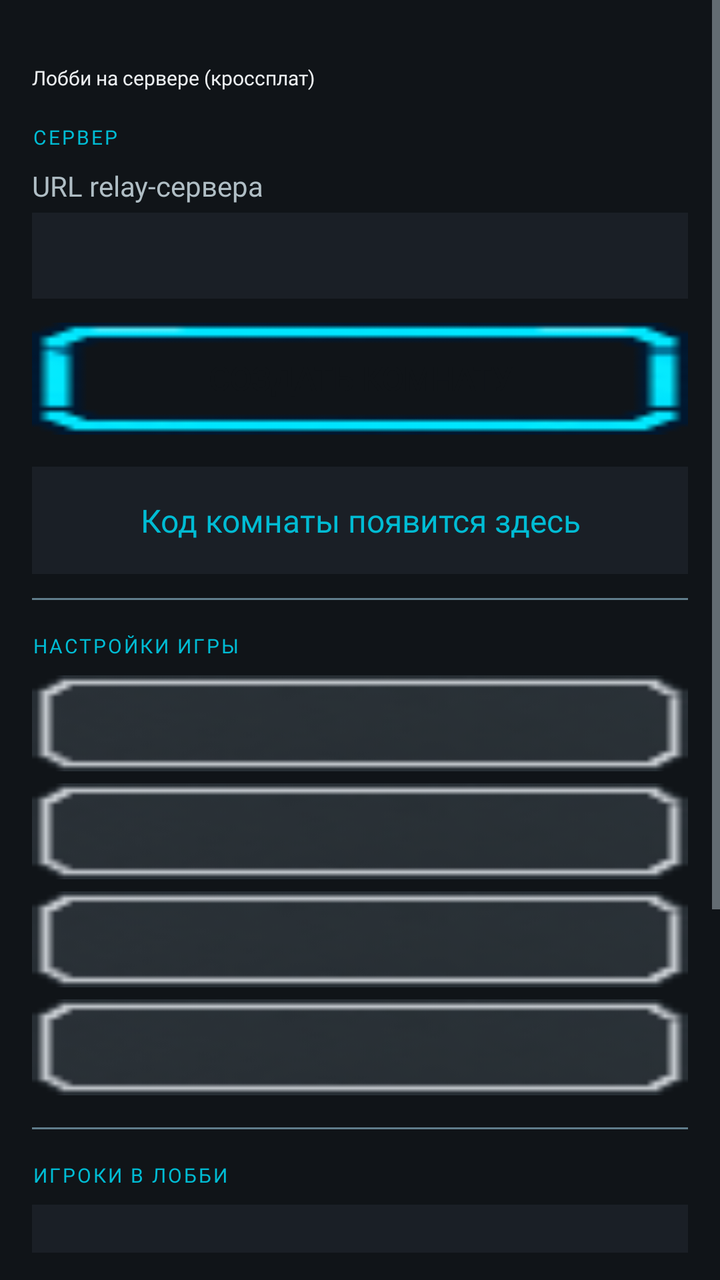
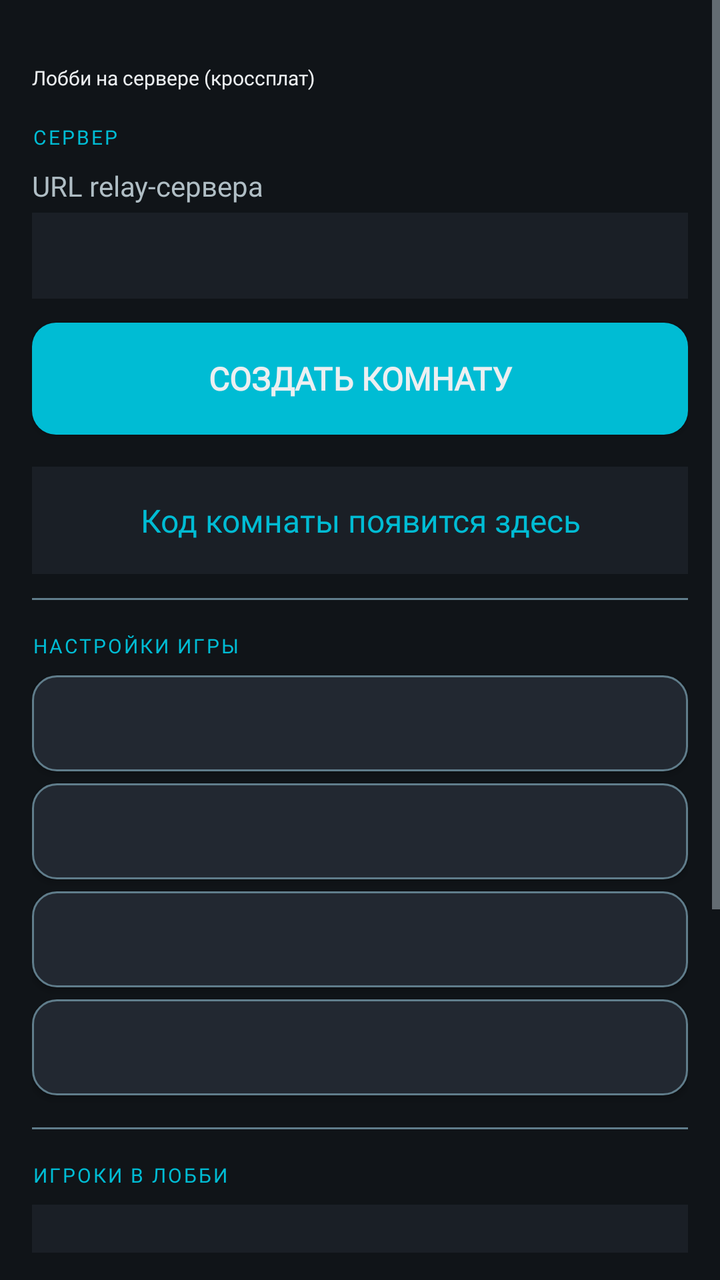

The first picture is an Android layout as it rendered before a commit; the second is the same layout after the commit. The layout source and the unified diff follow.
<!-- AndroidManifest.xml: application theme Theme.MinesweeperEvolution -->
<!-- res/layout/activity_relay_host.xml -->
<?xml version="1.0" encoding="utf-8"?>
<ScrollView xmlns:android="http://schemas.android.com/apk/res/android"
    android:layout_width="match_parent"
    android:layout_height="match_parent"
    android:background="@color/bg_dark"
    android:fillViewport="true">

    <LinearLayout
        android:layout_width="match_parent"
        android:layout_height="wrap_content"
        android:orientation="vertical"
        android:padding="16dp">

        <TextView
            android:layout_width="wrap_content"
            android:layout_height="wrap_content"
            android:text="@string/mp_relay_host_title"
            android:fontFamily="@font/press_start_2p"
            android:textColor="@color/text_primary"
            android:textSize="10sp"
            android:layout_marginTop="16dp"
            android:layout_marginBottom="16dp" />

        
        <TextView
            android:layout_width="wrap_content"
            android:layout_height="wrap_content"
            android:text="@string/section_server"
            android:fontFamily="@font/press_start_2p"
            android:textColor="@color/accent"
            android:textSize="10sp"
            android:letterSpacing="0.1"
            android:layout_marginBottom="8dp" />

        <TextView
            android:layout_width="wrap_content"
            android:layout_height="wrap_content"
            android:text="@string/relay_url_hint"
            android:fontFamily="@font/vt323"
            android:textColor="@color/text_secondary"
            android:textSize="14sp"
            android:layout_marginBottom="4dp" />

        <EditText
            android:id="@+id/etRelayHostUrl"
            android:layout_width="match_parent"
            android:layout_height="wrap_content"
            android:background="@color/bg_panel"
            android:padding="12dp"
            android:textColor="@color/text_primary"
            android:textColorHint="@color/text_dim"
            android:textSize="14sp"
            android:inputType="textUri"
            android:fontFamily="monospace"
            android:layout_marginBottom="12dp" />

        <Button
            android:id="@+id/btnRelayHostCreate"
            android:layout_width="match_parent"
            android:layout_height="56dp"
            android:background="@drawable/ui_button_active"
            android:fontFamily="@font/pixelify_sans"
            android:text="@string/create_room"
            android:textColor="@color/bg_dark"
            android:textSize="16sp"
            android:textStyle="bold"
            android:layout_marginBottom="16dp" />

        <TextView
            android:id="@+id/tvHostRoomId"
            android:layout_width="match_parent"
            android:layout_height="wrap_content"
            android:background="@color/bg_panel"
            android:padding="16dp"
            android:textColor="@color/accent"
            android:fontFamily="@font/vt323"
            android:textSize="16sp"
            android:gravity="center"
            android:textIsSelectable="true"
            android:layout_marginBottom="12dp"
            android:text="@string/room_code_placeholder" />

        
        <View
            android:layout_width="match_parent"
            android:layout_height="1dp"
            android:background="@color/text_dim"
            android:layout_marginBottom="16dp" />

        
        <TextView
            android:layout_width="wrap_content"
            android:layout_height="wrap_content"
            android:text="@string/section_game_settings"
            android:fontFamily="@font/press_start_2p"
            android:textColor="@color/accent"
            android:textSize="10sp"
            android:letterSpacing="0.1"
            android:layout_marginBottom="8dp" />

        <Button
            android:id="@+id/btnHostNick"
            android:layout_width="match_parent"
            android:layout_height="48dp"
            android:background="@drawable/ui_button_normal"
            android:fontFamily="@font/pixelify_sans"
            android:textColor="@color/text_primary"
            android:textSize="13sp"
            android:layout_marginBottom="6dp"
            android:gravity="start|center_vertical"
            android:paddingStart="16dp" />

        <Button
            android:id="@+id/btnPickMode"
            android:layout_width="match_parent"
            android:layout_height="48dp"
            android:background="@drawable/ui_button_normal"
            android:fontFamily="@font/pixelify_sans"
            android:textColor="@color/text_primary"
            android:textSize="13sp"
            android:layout_marginBottom="6dp"
            android:gravity="start|center_vertical"
            android:paddingStart="16dp" />

        <Button
            android:id="@+id/btnPickDiff"
            android:layout_width="match_parent"
            android:layout_height="48dp"
            android:background="@drawable/ui_button_normal"
            android:fontFamily="@font/pixelify_sans"
            android:textColor="@color/text_primary"
            android:textSize="13sp"
            android:layout_marginBottom="6dp"
            android:gravity="start|center_vertical"
            android:paddingStart="16dp" />

        <Button
            android:id="@+id/btnPickShift"
            android:layout_width="match_parent"
            android:layout_height="48dp"
            android:background="@drawable/ui_button_normal"
            android:fontFamily="@font/pixelify_sans"
            android:textColor="@color/text_primary"
            android:textSize="13sp"
            android:layout_marginBottom="16dp"
            android:gravity="start|center_vertical"
            android:paddingStart="16dp" />

        
        <View
            android:layout_width="match_parent"
            android:layout_height="1dp"
            android:background="@color/text_dim"
            android:layout_marginBottom="16dp" />

        
        <TextView
            android:layout_width="wrap_content"
            android:layout_height="wrap_content"
            android:text="@string/section_players"
            android:fontFamily="@font/press_start_2p"
            android:textColor="@color/accent"
            android:textSize="10sp"
            android:letterSpacing="0.1"
            android:layout_marginBottom="8dp" />

        <LinearLayout
            android:id="@+id/playersContainer"
            android:layout_width="match_parent"
            android:layout_height="wrap_content"
            android:background="@color/bg_panel"
            android:orientation="vertical"
            android:padding="12dp"
            android:layout_marginBottom="16dp" />

        
        <View
            android:layout_width="match_parent"
            android:layout_height="1dp"
            android:background="@color/text_dim"
            android:layout_marginBottom="16dp" />

        
        <TextView
            android:layout_width="wrap_content"
            android:layout_height="wrap_content"
            android:text="@string/section_log"
            android:fontFamily="@font/press_start_2p"
            android:textColor="@color/accent"
            android:textSize="10sp"
            android:letterSpacing="0.1"
            android:layout_marginBottom="8dp" />

        <TextView
            android:id="@+id/tvLobbyLog"
            android:layout_width="match_parent"
            android:layout_height="wrap_content"
            android:background="@color/bg_panel"
            android:padding="12dp"
            android:textColor="@color/text_secondary"
            android:textSize="14sp"
            android:fontFamily="@font/vt323"
            android:minLines="3"
            android:layout_marginBottom="16dp" />

        <View
            android:layout_width="match_parent"
            android:layout_height="0dp"
            android:layout_weight="1" />

        <Button
            android:id="@+id/btnStartMp"
            android:layout_width="match_parent"
            android:layout_height="56dp"
            android:background="@drawable/ui_button_active"
            android:fontFamily="@font/pixelify_sans"
            android:text="@string/mp_start_game"
            android:textColor="@color/bg_dark"
            android:textSize="16sp"
            android:textStyle="bold"
            android:layout_marginBottom="8dp" />

        <Button
            android:id="@+id/btnCloseLobby"
            android:layout_width="match_parent"
            android:layout_height="48dp"
            android:background="@drawable/ui_button_normal"
            android:fontFamily="@font/pixelify_sans"
            android:text="@string/close_lobby"
            android:textColor="@color/text_primary"
            android:textSize="14sp" />

    </LinearLayout>
</ScrollView>
<!-- resources referenced by this layout -->
<resources>
  <color name="accent">#FF00BCD4</color>
  <color name="bg_dark">#FF101418</color>
  <color name="bg_panel">#FF1A1F26</color>
  <color name="text_dim">#FF607D8B</color>
  <color name="text_primary">#FFECEFF1</color>
  <color name="text_secondary">#FFB0BEC5</color>
  <!-- drawable ui_button_active: png bitmap (drawable, 845 bytes) -->
  <!-- drawable ui_button_normal: png bitmap (drawable, 1182 bytes) -->
  <string name="close_lobby">Закрыть лобби</string>
  <string name="create_room">Создать комнату</string>
  <string name="mp_relay_host_title">Лобби на сервере (кроссплат)</string>
  <string name="mp_start_game">Начать игру</string>
  <string name="relay_url_hint">URL relay-сервера</string>
  <string name="room_code_placeholder">Код комнаты появится здесь</string>
  <string name="section_game_settings">НАСТРОЙКИ ИГРЫ</string>
  <string name="section_log">ЛОГ</string>
  <string name="section_players">ИГРОКИ В ЛОББИ</string>
  <string name="section_server">СЕРВЕР</string>
  <style name="Theme.MinesweeperEvolution" parent="Theme.AppCompat.NoActionBar">
          <item name="colorPrimary">@color/accent</item>
          <item name="colorPrimaryDark">@color/accent_2</item>
          <item name="colorAccent">@color/accent</item>
          <item name="android:windowBackground">@color/bg_dark</item>
          <item name="android:textColorPrimary">@color/text_primary</item>
          <item name="android:textColorSecondary">@color/text_secondary</item>
          <item name="android:statusBarColor" tools:targetApi="l">@color/bg_dark</item>
          
          <item name="android:alertDialogTheme">@style/Theme.MinesweeperDialog</item>
          <item name="alertDialogTheme">@style/Theme.MinesweeperDialog</item>
      </style>
  <color name="accent_2">#FF26C6DA</color>
  <style name="Theme.MinesweeperDialog" parent="Theme.AppCompat.Dialog.Alert">
          <item name="android:windowBackground">@color/bg_panel</item>
          <item name="android:textColorPrimary">@color/text_primary</item>
          <item name="android:textColorSecondary">@color/text_secondary</item>
          <item name="colorAccent">@color/accent</item>
          <item name="android:buttonBarButtonStyle">@style/Widget.DialogButton</item>
      </style>
  <style name="Widget.DialogButton" parent="Widget.AppCompat.Button.ButtonBar.AlertDialog">
          <item name="android:textColor">@color/accent</item>
      </style>
</resources>

<!-- the commit's change to res/layout/activity_relay_host.xml (unified diff, before → after) -->
@@ -58,10 +58,10 @@
             android:id="@+id/btnRelayHostCreate"
             android:layout_width="match_parent"
             android:layout_height="56dp"
-            android:background="@drawable/ui_button_active"
+            android:background="@drawable/bg_button_primary"
             android:fontFamily="@font/pixelify_sans"
             android:text="@string/create_room"
-            android:textColor="@color/bg_dark"
+            android:textColor="@color/text_primary"
             android:textSize="16sp"
             android:textStyle="bold"
             android:layout_marginBottom="16dp" />
@@ -102,7 +102,7 @@
             android:id="@+id/btnHostNick"
             android:layout_width="match_parent"
             android:layout_height="48dp"
-            android:background="@drawable/ui_button_normal"
+            android:background="@drawable/bg_button_secondary"
             android:fontFamily="@font/pixelify_sans"
             android:textColor="@color/text_primary"
             android:textSize="13sp"
@@ -114,7 +114,7 @@
             android:id="@+id/btnPickMode"
             android:layout_width="match_parent"
             android:layout_height="48dp"
-            android:background="@drawable/ui_button_normal"
+            android:background="@drawable/bg_button_secondary"
             android:fontFamily="@font/pixelify_sans"
             android:textColor="@color/text_primary"
             android:textSize="13sp"
@@ -126,7 +126,7 @@
             android:id="@+id/btnPickDiff"
             android:layout_width="match_parent"
             android:layout_height="48dp"
-            android:background="@drawable/ui_button_normal"
+            android:background="@drawable/bg_button_secondary"
             android:fontFamily="@font/pixelify_sans"
             android:textColor="@color/text_primary"
             android:textSize="13sp"
@@ -138,7 +138,7 @@
             android:id="@+id/btnPickShift"
             android:layout_width="match_parent"
             android:layout_height="48dp"
-            android:background="@drawable/ui_button_normal"
+            android:background="@drawable/bg_button_secondary"
             android:fontFamily="@font/pixelify_sans"
             android:textColor="@color/text_primary"
             android:textSize="13sp"
@@ -212,10 +212,10 @@
             android:id="@+id/btnStartMp"
             android:layout_width="match_parent"
             android:layout_height="56dp"
-            android:background="@drawable/ui_button_active"
+            android:background="@drawable/bg_button_primary"
             android:fontFamily="@font/pixelify_sans"
             android:text="@string/mp_start_game"
-            android:textColor="@color/bg_dark"
+            android:textColor="@color/text_primary"
             android:textSize="16sp"
             android:textStyle="bold"
             android:layout_marginBottom="8dp" />
@@ -224,7 +224,7 @@
             android:id="@+id/btnCloseLobby"
             android:layout_width="match_parent"
             android:layout_height="48dp"
-            android:background="@drawable/ui_button_normal"
+            android:background="@drawable/bg_button_secondary"
             android:fontFamily="@font/pixelify_sans"
             android:text="@string/close_lobby"
             android:textColor="@color/text_primary"
<!-- resource entries referenced after the edit -->
@@ -6,8 +6,52 @@
   <color name="text_dim">#FF607D8B</color>
   <color name="text_primary">#FFECEFF1</color>
   <color name="text_secondary">#FFB0BEC5</color>
-  <!-- drawable ui_button_active: png bitmap (drawable, 845 bytes) -->
-  <!-- drawable ui_button_normal: png bitmap (drawable, 1182 bytes) -->
+  <!-- drawable bg_button_primary (drawable) -->
+  <?xml version="1.0" encoding="utf-8"?>
+  <selector xmlns:android="http://schemas.android.com/apk/res/android">
+      
+      <item android:state_pressed="true">
+          <shape android:shape="rectangle">
+              <solid android:color="@color/accent_2"/>
+              <corners android:radius="12dp"/>
+          </shape>
+      </item>
+      
+      <item>
+          <shape android:shape="rectangle">
+              <solid android:color="@color/accent"/>
+              <corners android:radius="12dp"/>
+          </shape>
+      </item>
+  </selector>
+  <!-- drawable bg_button_secondary (drawable) -->
+  <?xml version="1.0" encoding="utf-8"?>
+  <selector xmlns:android="http://schemas.android.com/apk/res/android">
+      
+      <item android:state_selected="true">
+          <shape android:shape="rectangle">
+              <solid android:color="@color/accent"/>
+              <corners android:radius="12dp"/>
+              <stroke android:width="1dp" android:color="@color/accent_2"/>
+          </shape>
+      </item>
+      
+      <item android:state_pressed="true">
+          <shape android:shape="rectangle">
+              <solid android:color="@color/bg_panel_alt"/>
+              <corners android:radius="12dp"/>
+              <stroke android:width="2dp" android:color="@color/accent"/>
+          </shape>
+      </item>
+      
+      <item>
+          <shape android:shape="rectangle">
+              <solid android:color="@color/bg_panel_alt"/>
+              <corners android:radius="12dp"/>
+              <stroke android:width="1dp" android:color="@color/text_dim"/>
+          </shape>
+      </item>
+  </selector>
   <string name="close_lobby">Закрыть лобби</string>
   <string name="create_room">Создать комнату</string>
   <string name="mp_relay_host_title">Лобби на сервере (кроссплат)</string>
@@ -31,6 +75,7 @@
           <item name="alertDialogTheme">@style/Theme.MinesweeperDialog</item>
       </style>
   <color name="accent_2">#FF26C6DA</color>
+  <color name="bg_panel_alt">#FF222831</color>
   <style name="Theme.MinesweeperDialog" parent="Theme.AppCompat.Dialog.Alert">
           <item name="android:windowBackground">@color/bg_panel</item>
           <item name="android:textColorPrimary">@color/text_primary</item>
